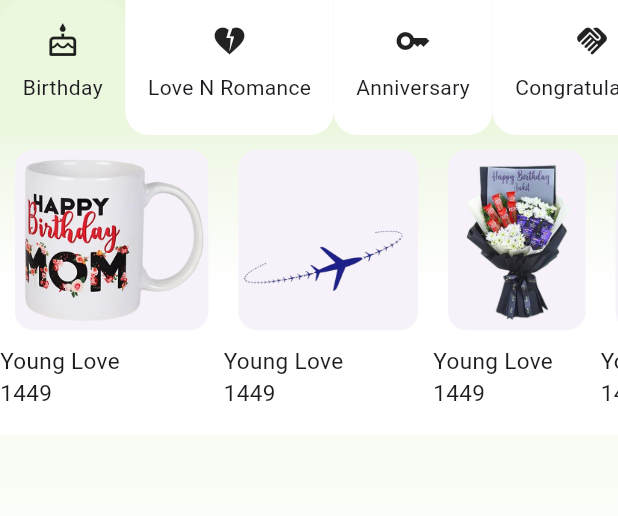
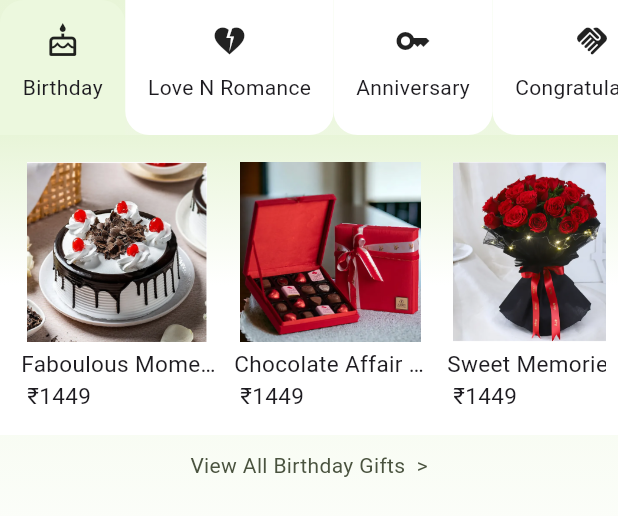
Before and after one commit to lightninghawk110/fernpetals, a Flutter app: the Categories widget shown alone on an empty page, opened directly, on a phone screen of 412 x 824 dp. Shown: the top 516 px of the screen. Run offline on Flutter 3.47's test engine with Material 3 defaults, Android fonts, the phone set to English and light mode, and no system bars; our stand-ins replace carousel_slider, font_awesome_flutter.

Commit message:
Day5 mapping

```diff
--- a/lib/helper/Categories_Tab.dart
+++ b/lib/helper/Categories_Tab.dart
@@ -26,6 +26,7 @@ class _CategoriesState extends State<Categories> {
     Icons.thumb_up_sharp
   ];
 
+
   @override
   Widget build(BuildContext context) {
     return Container(
@@ -53,6 +54,17 @@ class _CategoriesState extends State<Categories> {
           SizedBox(
             height: 200,
             child: _buildGrid(activeTab),
+          ),
+          Padding(
+            padding: const EdgeInsets.all(10.0),
+            child: Center(
+              child: InkWell(
+                child: Text(
+                  'View All Birthday Gifts  >',
+                  style: TextStyle(color: Color.fromARGB(255, 74, 83, 63)),
+                ),
+              ),
+            ),
           )
         ],
       ),
@@ -64,6 +76,7 @@ class _CategoriesState extends State<Categories> {
       onTap: () {
         setState(() {
           activeTab = category;
+          // shuffleItem();
         });
       },
       child: Container(
@@ -95,56 +108,81 @@ class _CategoriesState extends State<Categories> {
   }
 }
 
-class item extends StatelessWidget {
-  List<String> images = [
-    "assets/images/mother.png",
-    "assets/images/international.png",
-    "assets/images/gift.png",
-    "assets/images/flower.png",
-    "assets/images/personalize.png",
-    "assets/images/cake.png",
-    "assets/images/vase.png",
-    "assets/images/gift2.png",
-    "assets/images/chocolate.png",
-    "assets/images/gift3.png",
-    "assets/images/vase.png",
-    "assets/images/vase.png",
-    "assets/images/vase.png",
-    "assets/images/teddy.png",
-    "assets/images/vase.png",
-    "assets/images/gift.png",
+class item extends StatefulWidget {
+  item({super.key});
+
+  @override
+  State<item> createState() => _itemState();
+}
+
+class _itemState extends State<item> {
+  List<Map<String, String>> itemData = [
+    {
+      "name": "Faboulous Moment Chocolate Cake",
+      "link": "assets/images/grid_cake1.png",
+    },
+    {
+      "name": "Chocolate Affair Birthday",
+      "link": "assets/images/grid_chocolate1.png"
+    },
+    {"name": "Sweet Memories Roses", "link": "assets/images/grid_flower1.png"},
+    {"name": "Gift Hamper", "link": "assets/images/grid_gift1.png"},
+    {
+      "name": "Sweet Sernity Birthday Cake",
+      "link": "assets/images/grid_cake2.png"
+    },
+    {
+      "name": "Personalized Gift Anniversary",
+      "link": "assets/images/grid_personalized1.png"
+    },
+    {"name": "Pretty in Pink Cake", "link": "assets/images/grid_flower2.png"},
+    {"name": "Lovely Gift Hampers", "link": "assets/images/grid_gift2.png"},
+    {
+      "name": "Anniversary Magic Photos",
+      "link": "assets/images/grid_anniversary1.png"
+    },
   ];
 
-  item({super.key});
+  void shuffleItems() {
+    setState(() {
+      itemData.shuffle();
+    });
+  }
 
   @override
   Widget build(BuildContext context) {
     return ListView.builder(
         scrollDirection: Axis.horizontal,
-        itemCount: images.length,
+        itemCount: itemData.length,
         itemBuilder: (context, index) {
-          return SizedBox(
-            height: 200,
+          String? imageName = itemData[index]['name'];
+          String? imageUrl = itemData[index]['link'];
+          return Padding(
+            padding: const EdgeInsets.all(6.0),
+            child: SizedBox(
+              width: 130,
               child: Column(
                 crossAxisAlignment: CrossAxisAlignment.start,
                 children: [
                   InkWell(
                     child: Card(
-                    margin: EdgeInsets.all(10.0),
                       elevation: 0,
                       child: Image.asset(
-                      images[index],
+                        imageUrl!,
                         height: 120,
                         fit: BoxFit.contain,
                       ),
                     ),
                   ),
                   Text(
-                  'Young Love',
+                    imageName!,
                     style: TextStyle(fontSize: 15),
+                    maxLines: 1,
+                    overflow: TextOverflow.ellipsis,
                   ),
-                Text('1449', style: TextStyle(fontSize: 15)),
+                  Text(' ₹1449', style: TextStyle(fontSize: 15)),
                 ],
+              ),
             ),
           );
         });
@@ -153,12 +191,13 @@ class item extends StatelessWidget {
 
 Widget _buildGrid(String Category) {
   return Container(
+    padding: EdgeInsets.all(8),
     decoration: BoxDecoration(
       gradient: LinearGradient(
         begin: Alignment.topCenter,
         end: Alignment.center,
         colors: [
-          Color.fromARGB(255, 238, 247, 228),
+          Color.fromARGB(255, 232, 245, 216),
           Colors.white,
         ],
       ),
--- a/lib/screens/home_section.dart
+++ b/lib/screens/home_section.dart
@@ -249,7 +249,7 @@ class IconTab extends StatelessWidget {
   @override
   Widget build(BuildContext context) {
     return SizedBox(
-      height: 300,
+      height: 350,
       child: Categories(),
     );
   }
```
Also changed, not shown: assets/images/grid_anniversary1.png (added), assets/images/grid_cake1.png (added), assets/images/grid_cake2.png (added), assets/images/grid_chocolate1.png (added), assets/images/grid_flower1.png (added), assets/images/grid_flower2.png (added), assets/images/grid_gift1.png (added), assets/images/grid_gift2.png (added), assets/images/grid_personalized1.png (added). Lines whose indentation alone changed are shown as unchanged.
